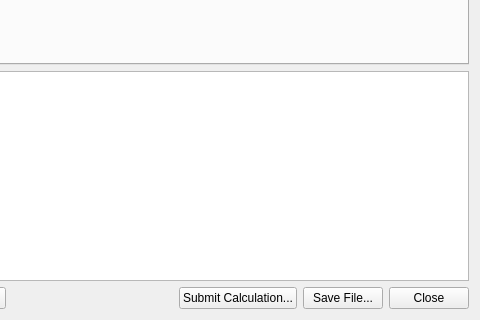
First picture: the form in avogadro/qtplugins/cp2kinput/cp2kinputdialog.ui, repository OpenChemistry/avogadrolibs, before the edit; both pictures show x 171 to 651 and y 246 to 566 of the 651 by 566 pixel window.
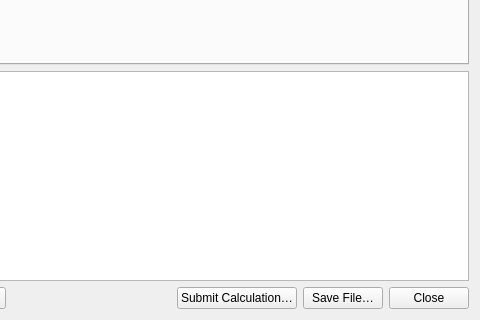
Second picture: the form after the edit.

```diff
--- a/avogadro/qtplugins/cp2kinput/cp2kinputdialog.ui
+++ b/avogadro/qtplugins/cp2kinput/cp2kinputdialog.ui
@@ -49,14 +49,14 @@
      <item>
       <widget class="QPushButton" name="computeButton">
        <property name="text">
-        <string>Submit Calculation...</string>
+        <string>Submit Calculation…</string>
        </property>
       </widget>
      </item>
      <item>
       <widget class="QPushButton" name="generateButton">
        <property name="text">
-        <string>Save File...</string>
+        <string>Save File…</string>
        </property>
       </widget>
      </item>
```
